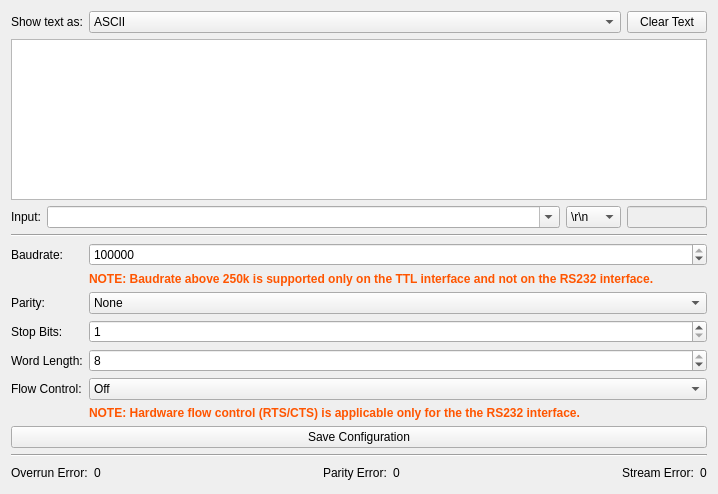
First picture: the form in src/brickv/plugin_system/plugins/rs232_v2/ui/rs232_v2.ui, repository Tinkerforge/brickv, before the edit.
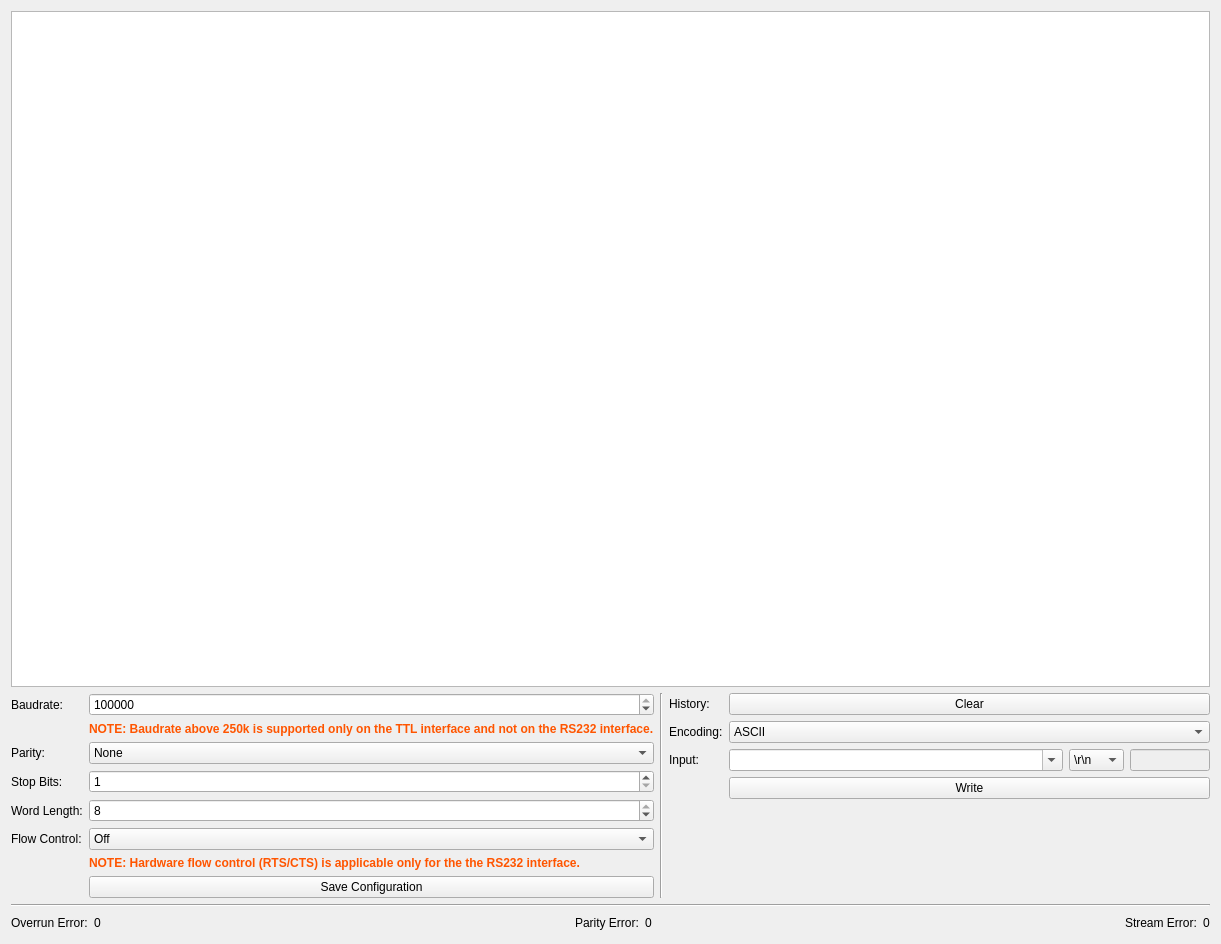
Second picture: the form after the edit.

Commit message: rs232-v2: Match RS485 UI, add hex input mode

The edit to the form file:
```diff
--- a/src/brickv/plugin_system/plugins/rs232_v2/ui/rs232_v2.ui
+++ b/src/brickv/plugin_system/plugins/rs232_v2/ui/rs232_v2.ui
@@ -6,54 +6,22 @@
    <rect>
     <x>0</x>
     <y>0</y>
-    <width>718</width>
-    <height>494</height>
+    <width>1221</width>
+    <height>944</height>
    </rect>
   </property>
   <property name="windowTitle">
    <string>Form</string>
   </property>
   <layout class="QVBoxLayout" name="verticalLayout">
-   <item>
-    <layout class="QHBoxLayout" name="horizontalLayout_2">
-     <item>
-      <widget class="QLabel" name="label_8">
-       <property name="text">
-        <string>Show text as:</string>
-       </property>
-      </widget>
-     </item>
-     <item>
-      <widget class="QComboBox" name="text_type_combobox">
-       <property name="sizePolicy">
-        <sizepolicy hsizetype="Expanding" vsizetype="Fixed">
-         <horstretch>0</horstretch>
-         <verstretch>0</verstretch>
-        </sizepolicy>
-       </property>
-       <item>
-        <property name="text">
-         <string>ASCII</string>
-        </property>
-       </item>
-       <item>
-        <property name="text">
-         <string>Hex</string>
-        </property>
-       </item>
-      </widget>
-     </item>
-     <item>
-      <widget class="QPushButton" name="button_clear_text">
-       <property name="text">
-        <string>Clear Text</string>
-       </property>
-      </widget>
-     </item>
-    </layout>
-   </item>
    <item>
     <widget class="QPlainTextEdit" name="text">
+     <property name="sizePolicy">
+      <sizepolicy hsizetype="Expanding" vsizetype="Expanding">
+       <horstretch>0</horstretch>
+       <verstretch>1</verstretch>
+      </sizepolicy>
+     </property>
      <property name="minimumSize">
       <size>
        <width>675</width>
@@ -80,16 +48,216 @@
     </widget>
    </item>
    <item>
-    <layout class="QHBoxLayout" name="horizontalLayout">
+    <layout class="QHBoxLayout" name="horizontalLayout_4">
      <item>
+      <layout class="QGridLayout" name="gridLayout">
+       <item row="4" column="1">
+        <widget class="QSpinBox" name="stopbits_spinbox">
+         <property name="readOnly">
+          <bool>false</bool>
+         </property>
+         <property name="minimum">
+          <number>1</number>
+         </property>
+         <property name="maximum">
+          <number>2</number>
+         </property>
+        </widget>
+       </item>
+       <item row="6" column="0">
+        <widget class="QLabel" name="label_6">
+         <property name="text">
+          <string>Flow Control:</string>
+         </property>
+        </widget>
+       </item>
+       <item row="5" column="1">
+        <widget class="QSpinBox" name="wordlength_spinbox">
+         <property name="minimum">
+          <number>5</number>
+         </property>
+         <property name="maximum">
+          <number>8</number>
+         </property>
+         <property name="value">
+          <number>8</number>
+         </property>
+        </widget>
+       </item>
+       <item row="1" column="1">
+        <widget class="QSpinBox" name="baudrate_spinbox">
+         <property name="sizePolicy">
+          <sizepolicy hsizetype="Expanding" vsizetype="Fixed">
+           <horstretch>0</horstretch>
+           <verstretch>0</verstretch>
+          </sizepolicy>
+         </property>
+         <property name="minimum">
+          <number>100</number>
+         </property>
+         <property name="maximum">
+          <number>2000000</number>
+         </property>
+         <property name="value">
+          <number>115200</number>
+         </property>
+        </widget>
+       </item>
+       <item row="3" column="0">
+        <widget class="QLabel" name="label_3">
+         <property name="text">
+          <string>Parity:</string>
+         </property>
+        </widget>
+       </item>
+       <item row="3" column="1">
+        <widget class="QComboBox" name="parity_combobox">
+         <item>
+          <property name="text">
+           <string>None</string>
+          </property>
+         </item>
+         <item>
+          <property name="text">
+           <string>Odd</string>
+          </property>
+         </item>
+         <item>
+          <property name="text">
+           <string>Even</string>
+          </property>
+         </item>
+        </widget>
+       </item>
+       <item row="4" column="0">
+        <widget class="QLabel" name="label_4">
+         <property name="text">
+          <string>Stop Bits:</string>
+         </property>
+        </widget>
+       </item>
+       <item row="1" column="0">
+        <widget class="QLabel" name="label_2">
+         <property name="text">
+          <string>Baudrate:</string>
+         </property>
+        </widget>
+       </item>
+       <item row="2" column="1">
+        <widget class="QLabel" name="label_note_baud">
+         <property name="text">
+          <string>&lt;html&gt;&lt;head/&gt;&lt;body&gt;&lt;p&gt;&lt;span style=&quot; font-weight:600; color:#ff5500;&quot;&gt;NOTE: Baudrate above 250k is supported only on the TTL interface and not on the RS232 interface.&lt;/span&gt;&lt;/p&gt;&lt;/body&gt;&lt;/html&gt;</string>
+         </property>
+         <property name="textFormat">
+          <enum>Qt::RichText</enum>
+         </property>
+        </widget>
+       </item>
+       <item row="6" column="1">
+        <widget class="QComboBox" name="flowcontrol_combobox">
+         <item>
+          <property name="text">
+           <string>Off</string>
+          </property>
+         </item>
+         <item>
+          <property name="text">
+           <string>Software (XON/XOFF)</string>
+          </property>
+         </item>
+         <item>
+          <property name="text">
+           <string>Hardware (RTS/CTS)</string>
+          </property>
+         </item>
+        </widget>
+       </item>
+       <item row="7" column="1">
+        <widget class="QLabel" name="label_note_fc_hw">
+         <property name="text">
+          <string>&lt;html&gt;&lt;head/&gt;&lt;body&gt;&lt;p&gt;&lt;span style=&quot; font-weight:600; color:#ff5500;&quot;&gt;NOTE: Hardware flow control (RTS/CTS) is applicable only for the the RS232 interface.&lt;/span&gt;&lt;/p&gt;&lt;/body&gt;&lt;/html&gt;</string>
+         </property>
+         <property name="textFormat">
+          <enum>Qt::RichText</enum>
+         </property>
+        </widget>
+       </item>
+       <item row="5" column="0">
+        <widget class="QLabel" name="label">
+         <property name="text">
+          <string>Word Length:</string>
+         </property>
+        </widget>
+       </item>
+       <item row="8" column="1">
+        <widget class="QPushButton" name="save_button">
+         <property name="text">
+          <string>Save Configuration</string>
+         </property>
+        </widget>
+       </item>
+      </layout>
+     </item>
+     <item>
+      <widget class="Line" name="line_3">
+       <property name="orientation">
+        <enum>Qt::Vertical</enum>
+       </property>
+      </widget>
+     </item>
+     <item>
+      <layout class="QGridLayout" name="gridLayout_2">
+       <item row="0" column="0">
+        <widget class="QLabel" name="label_10">
+         <property name="text">
+          <string>History:</string>
+         </property>
+        </widget>
+       </item>
+       <item row="4" column="1">
+        <spacer name="verticalSpacer">
+         <property name="orientation">
+          <enum>Qt::Vertical</enum>
+         </property>
+         <property name="sizeHint" stdset="0">
+          <size>
+           <width>20</width>
+           <height>40</height>
+          </size>
+         </property>
+        </spacer>
+       </item>
+       <item row="2" column="0">
       <widget class="QLabel" name="label_5">
        <property name="text">
         <string>Input:</string>
        </property>
       </widget>
      </item>
+       <item row="1" column="1">
+        <widget class="QComboBox" name="text_type_combobox">
+         <property name="sizePolicy">
+          <sizepolicy hsizetype="Expanding" vsizetype="Fixed">
+           <horstretch>0</horstretch>
+           <verstretch>0</verstretch>
+          </sizepolicy>
+         </property>
      <item>
-      <widget class="QComboBox" name="input_combobox">
+          <property name="text">
+           <string>ASCII</string>
+          </property>
+         </item>
+         <item>
+          <property name="text">
+           <string>Raw (Hex Bytes)</string>
+          </property>
+         </item>
+        </widget>
+       </item>
+       <item row="2" column="1">
+        <layout class="QHBoxLayout" name="horizontalLayout">
+         <item>
+          <widget class="QComboBox" name="combo_input">
        <property name="sizePolicy">
         <sizepolicy hsizetype="Expanding" vsizetype="Fixed">
          <horstretch>0</horstretch>
@@ -173,159 +341,28 @@
      </item>
     </layout>
    </item>
-   <item>
-    <widget class="Line" name="line">
-     <property name="orientation">
-      <enum>Qt::Horizontal</enum>
-     </property>
-    </widget>
-   </item>
-   <item>
-    <layout class="QGridLayout" name="gridLayout">
-     <item row="4" column="1">
-      <widget class="QSpinBox" name="wordlength_spinbox">
-       <property name="minimum">
-        <number>5</number>
-       </property>
-       <property name="maximum">
-        <number>8</number>
-       </property>
-       <property name="value">
-        <number>8</number>
-       </property>
-      </widget>
-     </item>
-     <item row="2" column="1">
-      <widget class="QComboBox" name="parity_combobox">
-       <item>
+       <item row="1" column="0">
+        <widget class="QLabel" name="label_8">
         <property name="text">
-         <string>None</string>
-        </property>
-       </item>
-       <item>
-        <property name="text">
-         <string>Odd</string>
-        </property>
-       </item>
-       <item>
-        <property name="text">
-         <string>Even</string>
-        </property>
-       </item>
-      </widget>
-     </item>
-     <item row="3" column="0">
-      <widget class="QLabel" name="label_4">
-       <property name="text">
-        <string>Stop Bits:</string>
-       </property>
-      </widget>
-     </item>
-     <item row="5" column="1">
-      <widget class="QComboBox" name="flowcontrol_combobox">
-       <item>
-        <property name="text">
-         <string>Off</string>
-        </property>
-       </item>
-       <item>
-        <property name="text">
-         <string>Software (XON/XOFF)</string>
-        </property>
-       </item>
-       <item>
-        <property name="text">
-         <string>Hardware (RTS/CTS)</string>
-        </property>
-       </item>
-      </widget>
-     </item>
-     <item row="0" column="0">
-      <widget class="QLabel" name="label_2">
-       <property name="text">
-        <string>Baudrate:</string>
-       </property>
-      </widget>
-     </item>
-     <item row="4" column="0">
-      <widget class="QLabel" name="label">
-       <property name="text">
-        <string>Word Length:</string>
-       </property>
-      </widget>
-     </item>
-     <item row="3" column="1">
-      <widget class="QSpinBox" name="stopbits_spinbox">
-       <property name="readOnly">
-        <bool>false</bool>
-       </property>
-       <property name="minimum">
-        <number>1</number>
-       </property>
-       <property name="maximum">
-        <number>2</number>
-       </property>
-      </widget>
-     </item>
-     <item row="2" column="0">
-      <widget class="QLabel" name="label_3">
-       <property name="text">
-        <string>Parity:</string>
-       </property>
-      </widget>
-     </item>
-     <item row="7" column="0" colspan="2">
-      <widget class="QPushButton" name="save_button">
-       <property name="text">
-        <string>Save Configuration</string>
-       </property>
-      </widget>
-     </item>
-     <item row="5" column="0">
-      <widget class="QLabel" name="label_6">
-       <property name="text">
-        <string>Flow Control:</string>
+          <string>Encoding:</string>
        </property>
       </widget>
      </item>
      <item row="0" column="1">
-      <widget class="QSpinBox" name="baudrate_spinbox">
-       <property name="sizePolicy">
-        <sizepolicy hsizetype="Expanding" vsizetype="Fixed">
-         <horstretch>0</horstretch>
-         <verstretch>0</verstretch>
-        </sizepolicy>
-       </property>
-       <property name="minimum">
-        <number>100</number>
-       </property>
-       <property name="maximum">
-        <number>2000000</number>
-       </property>
-       <property name="value">
-        <number>115200</number>
-       </property>
-      </widget>
-     </item>
-     <item row="1" column="1">
-      <widget class="QLabel" name="label_note_baud">
+        <widget class="QPushButton" name="button_clear_text">
        <property name="text">
-        <string>&lt;html&gt;&lt;head/&gt;&lt;body&gt;&lt;p&gt;&lt;span style=&quot; font-weight:600; color:#ff5500;&quot;&gt;NOTE: Baudrate above 250k is supported only on the TTL interface and not on the RS232 interface.&lt;/span&gt;&lt;/p&gt;&lt;/body&gt;&lt;/html&gt;</string>
-       </property>
-       <property name="textFormat">
-        <enum>Qt::RichText</enum>
-       </property>
-      </widget>
-     </item>
-     <item row="6" column="1">
-      <widget class="QLabel" name="label_note_fc_hw">
+          <string>Clear</string>
+         </property>
+        </widget>
+       </item>
+       <item row="3" column="1">
+        <widget class="QPushButton" name="button_write">
        <property name="text">
-        <string>&lt;html&gt;&lt;head/&gt;&lt;body&gt;&lt;p&gt;&lt;span style=&quot; font-weight:600; color:#ff5500;&quot;&gt;NOTE: Hardware flow control (RTS/CTS) is applicable only for the the RS232 interface.&lt;/span&gt;&lt;/p&gt;&lt;/body&gt;&lt;/html&gt;</string>
-       </property>
-       <property name="textFormat">
-        <enum>Qt::RichText</enum>
-       </property>
-      </widget>
+          <string>Write</string>
+         </property>
+        </widget>
+       </item>
+      </layout>
      </item>
     </layout>
    </item>
```
Left out of the diff: 14 changed lines with no effect on the pictures. Lines whose indentation alone changed are shown as unchanged. The commit also changes 3 other files.
